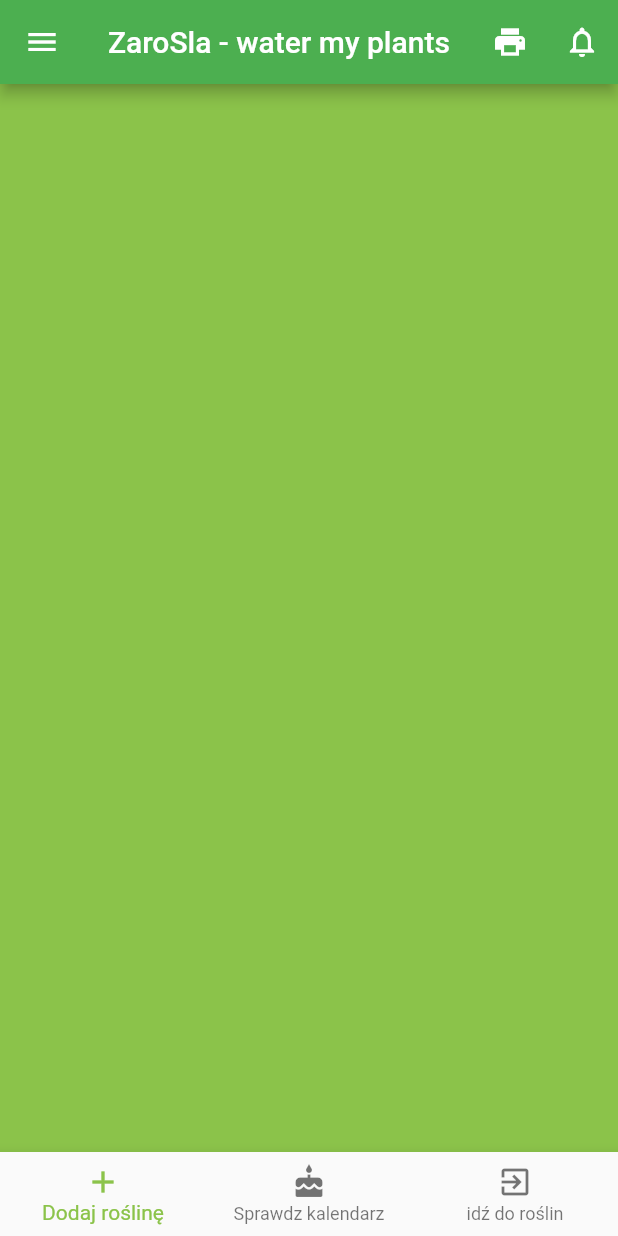
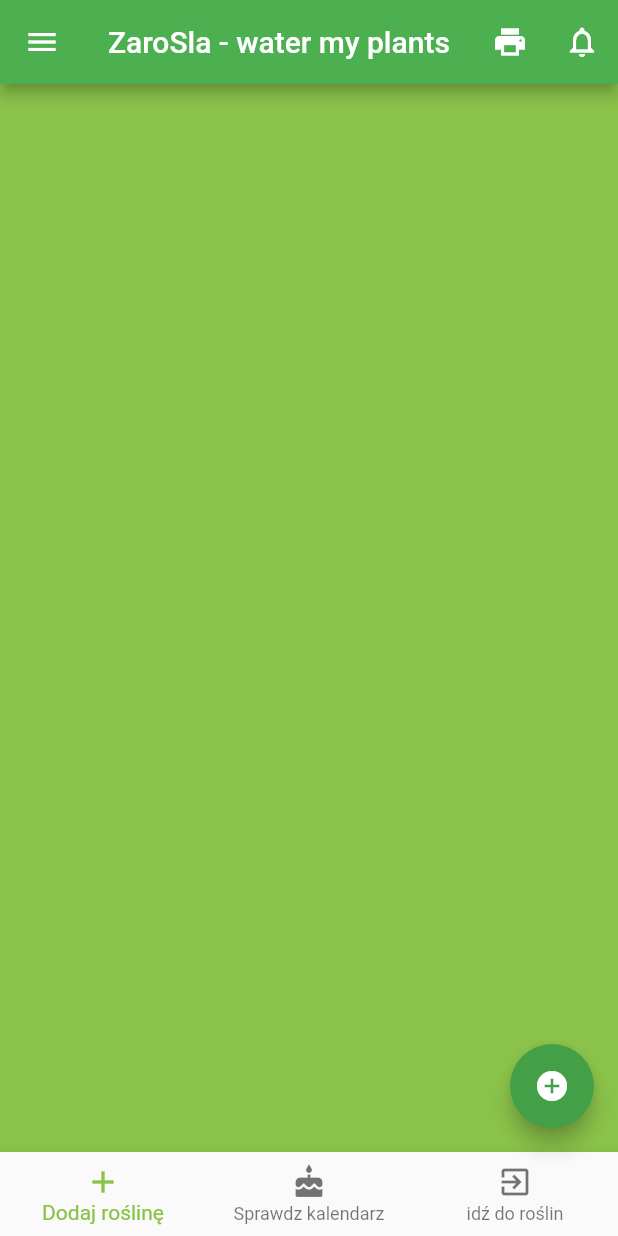
Before and after one commit to paluszkirulez/Course_app, a Flutter app: the screen it shows after launch, on a phone screen of 412 x 824 dp. Run offline on Flutter 3.47's test engine with Material 2 defaults, Android fonts, the phone set to English and light mode, and no system bars.

Commit message:
floatting buttone added

```diff
--- a/lib/ui/Home.dart
+++ b/lib/ui/Home.dart
@@ -18,6 +18,12 @@ class Home extends StatelessWidget{
         ],
       ),
       backgroundColor: Colors.lightGreen,
+      floatingActionButton: new FloatingActionButton(
+          onPressed: () => debugPrint("pressedd"),
+          backgroundColor: Colors.green.shade600,
+          tooltip: "Check what you can add",
+          child: new Icon(Icons.add_circle,color: Colors.white,),
+      ),
       drawer: new Drawer(
         child: new Scaffold(
           appBar: new AppBar(
```
